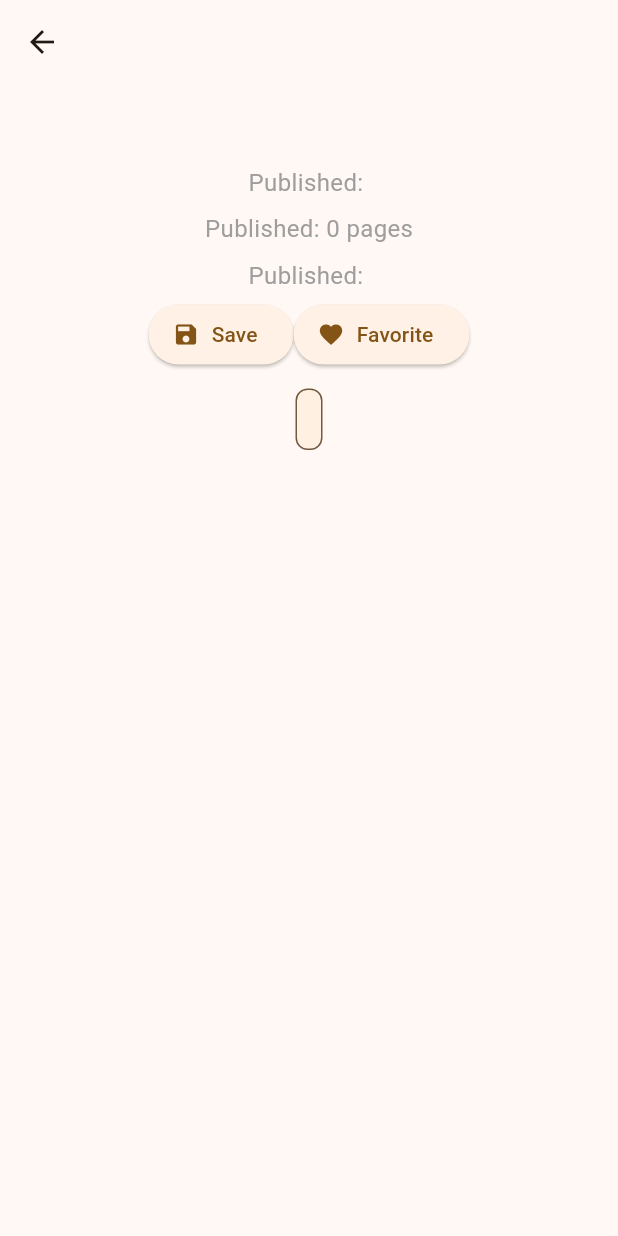
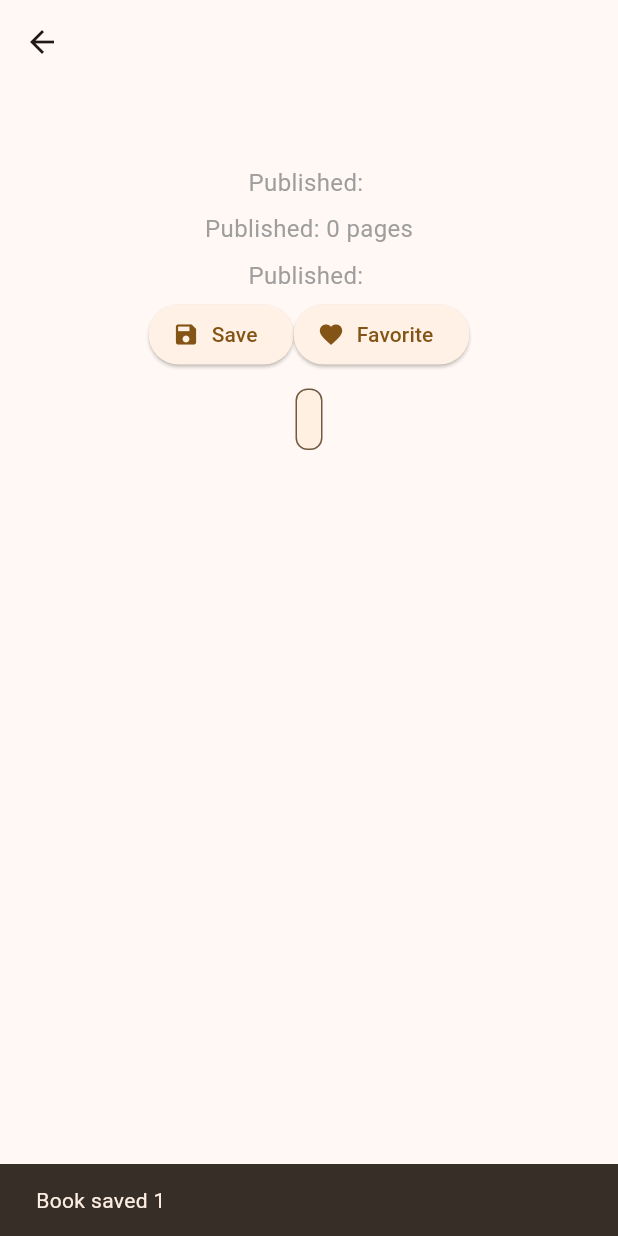
Before and after one commit to rahulphysicsmishra/Reader-Tracker, a Flutter app: the BookDetailsScreen screen opened directly with empty values, after a tap on "Save", on a phone screen of 412 x 824 dp. Run offline on Flutter 3.47's test engine with Material 3 defaults, Android fonts, the phone set to English and light mode, and no system bars; our stand-ins replace sqflite; accounts and stored records are empty.

Commit message:
logic for save and favorite added

```diff
--- a/lib/db/database_helper.dart
+++ b/lib/db/database_helper.dart
@@ -41,7 +41,7 @@ class DatabaseHelper {
         language TEXT,
         imageLinks TEXT,
         previewLink TEXT,
-        infoLink TEXT,
+        infoLink TEXT
         )
   ''');
   }
--- a/lib/models/book.dart
+++ b/lib/models/book.dart
@@ -65,7 +65,7 @@ class Book {
       'publisher': publisher,
       'publishedDate': publishedDate,
       'description': description,
-      'favorite': isFavorite ? 1 : 0,
+      //'favorite': isFavorite ? 1 : 0,
       'industryIdentifiers':
           json.encode(industryIdentifiers), // Serialize map to a JSON string
       'pageCount': pageCount,
@@ -97,7 +97,7 @@ class Book {
       imageLinks: jsonObject['imageLinks'] is String
           ? Map.from(json.decode(jsonObject['imageLinks']))
           : {},
-      isFavorite: (jsonObject['favorite'] as int) == 1,
+      //isFavorite: (jsonObject['favorite'] as int) == 1,
       previewLink: jsonObject['previewLink'] as String,
       infoLink: jsonObject['infoLink'] as String,
     );
--- a/lib/pages/details_screen.dart
+++ b/lib/pages/details_screen.dart
@@ -1,4 +1,5 @@
 import 'package:flutter/material.dart';
+import 'package:reader_tracker/db/database_helper.dart';
 import 'package:reader_tracker/models/book.dart';
 import 'package:reader_tracker/utils/book_details_arguments.dart';
 
@@ -80,8 +81,35 @@ class _BookDetailsScreenState extends State<BookDetailsScreen> {
                 Row(
                   mainAxisAlignment: MainAxisAlignment.center,
                   children: [
-                  ElevatedButton.icon(onPressed: (){}, icon: Icon(Icons.save), label: Text('Save')),
-                  ElevatedButton.icon(onPressed: (){}, icon: Icon(Icons.favorite), label:  Text('Favorite')),
+                  ElevatedButton.icon(onPressed: () async {
+                    try {
+                      int savedInt = await DatabaseHelper.instance.insert(book);
+                      SnackBar snackBar = SnackBar(
+                        content: Text("Book saved $savedInt"));
+                      ScaffoldMessenger.of(context).showSnackBar(snackBar);
+                    } catch (e) {
+                      print('Error saving book: $e');
+                    }
+                  },
+                  icon: Icon(Icons.save),
+                  label: Text('Save')),
+                  ElevatedButton.icon(
+                    onPressed: () async{
+                      try {
+                        await DatabaseHelper.instance
+                        .readAllBooks()
+                        .then((value)=>{
+                          print('Books in DB: ${value.length}'),
+                          for (var book in value) {
+                            print('Book from DB: ${book.title}'),
+                          }
+                        });
+                      } catch (e) {
+
+                      }
+                    },
+                    icon: Icon(Icons.favorite),
+                    label:  Text('Favorite')),
 
                   ]
                 ),
```
